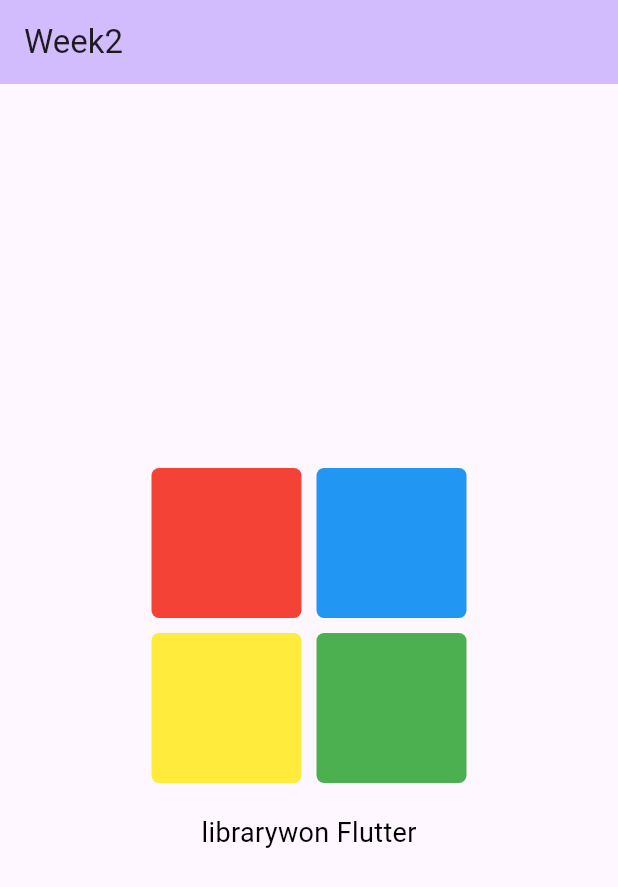
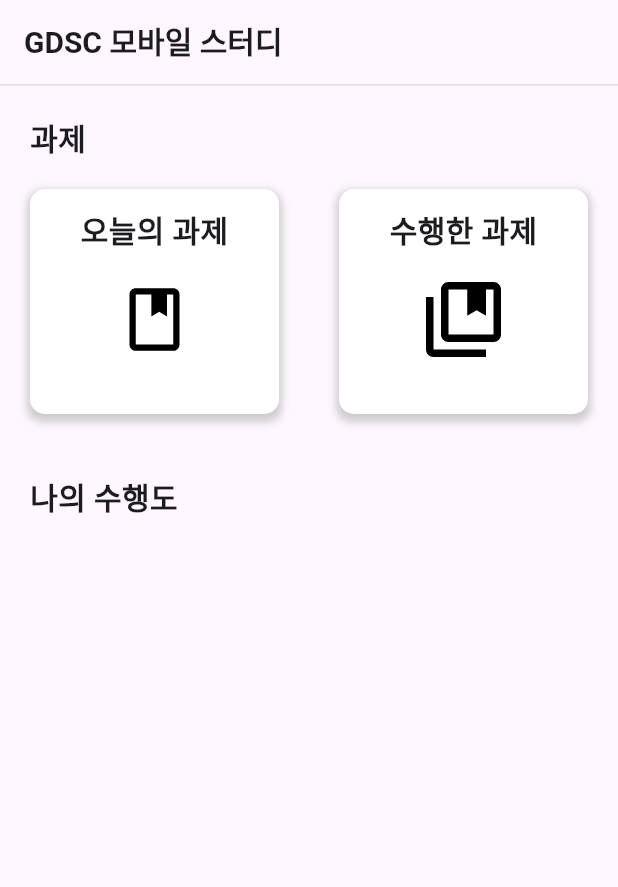
Before and after one commit to librarywon/2024-1-Mobile-Study, a Flutter app: the screen it shows after launch, on a phone screen of 412 x 824 dp. Shown: the top 887 px of the screen. Run offline on Flutter 3.47's test engine with Material 3 defaults, Android fonts, the phone set to English and light mode, and no system bars; our stand-ins replace flutter_svg_provider; Roboto replaces fonts that are missing (Pretendard).

Commit message:
feat: add HomeworkWidget

```diff
--- /dev/null
+++ b/flutter_librarywon/lib/home/homework_widget.dart
@@ -0,0 +1,48 @@
+import 'package:flutter/material.dart';
+import 'package:flutter_librarywon/home/title_text_widget.dart';
+import 'package:flutter_svg_provider/flutter_svg_provider.dart';
+
+class HomeworkWidget extends StatelessWidget {
+  final String text;
+  final String imagePath;
+
+  const HomeworkWidget({
+    Key? key,
+    required this.text,
+    required this.imagePath,
+  }) : super(key: key);
+
+  @override
+  Widget build(BuildContext context) {
+    return Container(
+      width: 150.0, // Container의 너비
+      height: 150.0, // Container의 높이
+      padding: const EdgeInsets.all(12.0),
+      decoration: BoxDecoration(
+        color: Colors.white, // 배경색
+        borderRadius: BorderRadius.circular(10), // 모서리 둥글기
+        boxShadow: [
+          BoxShadow(
+            color: Colors.grey.withOpacity(0.5), // 그림자 색상
+            spreadRadius: 2,
+            blurRadius: 4,
+            offset: Offset(0, 3), // 그림자 위치
+          ),
+        ],
+      ),
+      child: Column(
+        mainAxisAlignment: MainAxisAlignment.start,
+        crossAxisAlignment: CrossAxisAlignment.center,
+        children: [
+          TitleTextWidget(text: text),
+          SizedBox(height: 20.0),
+          Image(
+            image: Svg(imagePath),
+            width: 50.0,
+            height: 50.0,
+          ),
+        ],
+      ),
+    );
+  }
+}
--- /dev/null
+++ b/flutter_librarywon/lib/home/title_text_widget.dart
@@ -0,0 +1,22 @@
+import 'package:flutter/material.dart';
+
+class TitleTextWidget extends StatelessWidget {
+  final String text;
+
+  const TitleTextWidget({
+    Key? key,
+    required this.text,
+  }) : super(key: key);
+
+  @override
+  Widget build(BuildContext context) {
+    return Text(
+      text,
+      style: TextStyle(
+        fontFamily: 'Pretendard',
+        fontWeight: FontWeight.w700,
+        fontSize: 20,
+      ),
+    );
+  }
+}
--- a/flutter_librarywon/lib/main.dart
+++ b/flutter_librarywon/lib/main.dart
@@ -1,4 +1,7 @@
 import 'package:flutter/material.dart';
+
+import 'home/homework_widget.dart';
+import 'home/title_text_widget.dart';
 
 void main() {
   runApp(const MyApp());
@@ -15,7 +18,7 @@ class MyApp extends StatelessWidget {
         colorScheme: ColorScheme.fromSeed(seedColor: Colors.deepPurple),
         useMaterial3: true,
       ),
-      home: const MyHomePage(title: "Week2"),
+      home: const MyHomePage(title: "GDSC 모바일 스터디"),
     );
   }
 }
@@ -29,75 +32,52 @@ class MyHomePage extends StatelessWidget {
   Widget build(BuildContext context) {
     return Scaffold(
       appBar: AppBar(
-        backgroundColor: Theme.of(context).colorScheme.inversePrimary,
-        title: Text(title),
+        title: TitleTextWidget(text: title),
+        bottom: PreferredSize(
+          preferredSize: Size.fromHeight(1.0),
+          child: Divider(
+            height: 1.0,
+            color: Color(0xFFDCDCDC),
+            thickness: 1.0,
           ),
-      body: Column(
-        mainAxisAlignment: MainAxisAlignment.center,
+        ),
+      ),
+      body: Padding(
+        padding: const EdgeInsets.all(20.0),
+        child: Column(
+          crossAxisAlignment: CrossAxisAlignment.start,
+          mainAxisAlignment: MainAxisAlignment.start,
           children: [
+            TitleTextWidget(text: "과제"),
+            SizedBox(height: 20.0),
             Row(
-            mainAxisAlignment: MainAxisAlignment.center,
+              mainAxisAlignment:
+                  MainAxisAlignment.spaceBetween, // 자식 위젯들 사이에 공간을 균등하게 분배
               children: [
-              CustomColorContainer(
-                  color: Colors.red, marginRight: 5, marginBottom: 5),
-              CustomColorContainer(
-                  color: Colors.blue, marginLeft: 5, marginBottom: 5),
-            ],
+                Expanded(
+                  // 첫 번째 HomeworkWidget을 Expanded로 감싸기
+                  child: HomeworkWidget(
+                    text: '오늘의 과제',
+                    imagePath: 'assets/images/ic_home_today_homework.svg',
                   ),
-          Row(
-            mainAxisAlignment: MainAxisAlignment.center,
-            children: [
-              CustomColorContainer(
-                  color: Colors.yellow, marginRight: 5, marginTop: 5),
-              CustomColorContainer(
-                  color: Colors.green, marginLeft: 5, marginTop: 5),
-            ],
                 ),
-          Container(
-            margin: const EdgeInsets.only(top: 20),
-            child: Text(
-              "librarywon Flutter",
-              style: TextStyle(
-                color: Colors.black,
-                fontSize: 18,
-              ),
+                SizedBox(width: 40.0),
+                Expanded(
+                  // 두 번째 HomeworkWidget을 Expanded로 감싸기
+                  child: HomeworkWidget(
+                    text: '수행한 과제',
+                    imagePath: 'assets/images/ic_home_done_homework.svg',
                   ),
                 ),
               ],
             ),
+            SizedBox(height: 40.0),
+            TitleTextWidget(text: "나의 수행도"),
+            SizedBox(height: 40.0),
+
+          ],
+        ),
+      ),
     );
   }
 }
-
-
-class CustomColorContainer extends StatelessWidget {
-  final Color color;
-  final double marginLeft;
-  final double marginTop;
-  final double marginRight;
-  final double marginBottom;
-
-  const CustomColorContainer({
-    Key? key,
-    required this.color,
-    this.marginLeft = 0,
-    this.marginTop = 0,
-    this.marginRight = 0,
-    this.marginBottom = 0,
-  }) : super(key: key);
-
-  @override
-  Widget build(BuildContext context) {
-    return Container(
-        width: 100,
-        height: 100,
-        margin: EdgeInsets.fromLTRB(
-            marginLeft, marginTop, marginRight, marginBottom),
-        decoration: BoxDecoration(
-          color: color,
-          borderRadius: BorderRadius.all(
-            Radius.circular(5),
-          ),
-        ));
-  }
-}
```
Lines whose indentation alone changed are shown as unchanged.
